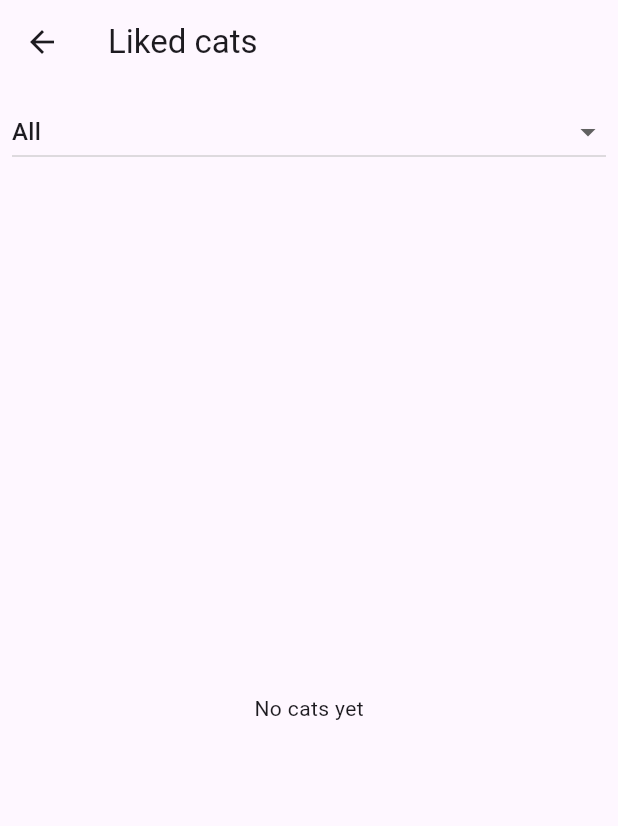
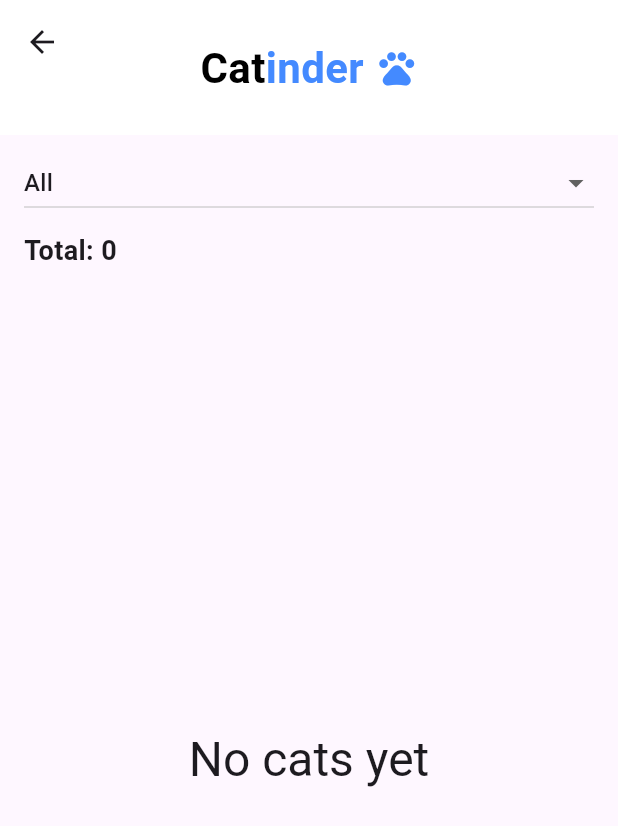
Before and after one commit to badbebrik/Catinder, a Flutter app: the LikedScreen screen opened directly, on a phone screen of 412 x 824 dp. Shown: the top 826 px of the screen. Run offline on Flutter 3.47's test engine with Material 3 defaults, Android fonts, the phone set to English and light mode, and no system bars; our stand-ins replace cached_network_image, flutter_bloc, flutter_dotenv, get_it; network calls fail.

Commit message:
Change liked_screen

```diff
--- a/lib/presentation/screens/liked_screen.dart
+++ b/lib/presentation/screens/liked_screen.dart
@@ -1,5 +1,6 @@
 import 'package:flutter/material.dart';
 import 'package:flutter_bloc/flutter_bloc.dart';
+import 'package:cached_network_image/cached_network_image.dart';
 import '../../../domain/entities/liked_cat.dart';
 import '../cubits/liked_cats_cubit.dart';
 import 'detail_screen.dart';
@@ -12,91 +13,178 @@ class LikedScreen extends StatelessWidget {
     final cubit = context.read<LikedCatsCubit>();
 
     return Scaffold(
-      appBar: AppBar(title: const Text('Liked cats')),
-      body: Column(
-        children: [
-          BlocBuilder<LikedCatsCubit, LikedCatsState>(
-            builder: (_, state) {
-              if (state is! LikedCatsLoaded) return const SizedBox.shrink();
+      body: BlocBuilder<LikedCatsCubit, LikedCatsState>(
+        builder: (context, state) {
+          if (state is LikedCatsLoading) {
+            return const Center(child: CircularProgressIndicator());
+          }
+          if (state is LikedCatsError) {
+            return Center(child: Text(state.message));
+          }
 
-              final breedsMap = <String, String>{};
-              for (final like in state.allCats) {
-                final b = like.cat.breed;
-                if (b != null) breedsMap[b.id] = b.name;
-              }
+          final loaded = state as LikedCatsLoaded;
+          final breedsMap = <String, String>{};
+          for (final like in loaded.allCats) {
+            final b = like.cat.breed;
+            if (b != null) breedsMap[b.id] = b.name;
+          }
 
-              final items = [
-                const DropdownMenuItem<String?>(
-                    value: null, child: Text('All')),
-                ...breedsMap.entries.map((e) => DropdownMenuItem<String?>(
-                  value: e.key,
-                  child: Text(e.value),
-                )),
-              ];
+          return CustomScrollView(
+            slivers: [
+              SliverAppBar(
+                pinned: true,
+                backgroundColor: Colors.white,
+                elevation: 0,
+                centerTitle: true,
+                expandedHeight: 90,
+                flexibleSpace: SafeArea(
+                  child: Center(
+                    child: Row(
+                      mainAxisSize: MainAxisSize.min,
+                      children: const [
+                        Text('Cat',
+                            style: TextStyle(
+                                fontSize: 28,
+                                fontWeight: FontWeight.bold,
+                                color: Colors.black)),
+                        Text('inder',
+                            style: TextStyle(
+                                fontSize: 28,
+                                fontWeight: FontWeight.bold,
+                                color: Colors.blueAccent)),
+                        SizedBox(width: 8),
+                        Icon(Icons.pets, color: Colors.blueAccent, size: 28),
+                      ],
+                    ),
+                  ),
+                ),
+              ),
 
-              return Padding(
-                padding: const EdgeInsets.all(8),
-                child: DropdownButton<String?>(
-                  isExpanded: true,
-                  value: state.selectedBreed,
-                  items: items,
-                  onChanged: cubit.setBreedFilter,
+              SliverToBoxAdapter(
+                child: Padding(
+                  padding:
+                  const EdgeInsets.symmetric(horizontal: 16, vertical: 8),
+                  child: Column(
+                    crossAxisAlignment: CrossAxisAlignment.start,
+                    children: [
+                      DropdownButton<String?>(
+                        value: loaded.selectedBreed,
+                        isExpanded: true,
+                        hint: const Text('Filter by breed'),
+                        items: [
+                          const DropdownMenuItem(
+                              value: null, child: Text('All')),
+                          ...breedsMap.entries.map(
+                                (e) => DropdownMenuItem(
+                              value: e.key,
+                              child: Text(e.value),
+                            ),
+                          ),
+                        ],
+                        onChanged: cubit.setBreedFilter,
+                      ),
+                      const SizedBox(height: 8),
+                      Text(
+                        'Total: ${loaded.cats.length}',
+                        style: const TextStyle(
+                            fontSize: 18, fontWeight: FontWeight.bold),
+                      ),
+                    ],
+                  ),
                 ),
-              );
-            },
-          ),
+              ),
 
-          Expanded(
-            child: BlocBuilder<LikedCatsCubit, LikedCatsState>(
-              builder: (_, state) {
-                if (state is LikedCatsLoading) {
-                  return const Center(child: CircularProgressIndicator());
-                }
-                if (state is LikedCatsError) {
-                  return Center(child: Text(state.message));
-                }
-                if (state is LikedCatsLoaded) {
-                  if (state.cats.isEmpty) {
-                    return const Center(child: Text('No cats yet'));
-                  }
-                  return ListView.builder(
-                    itemCount: state.cats.length,
-                    itemBuilder: (_, i) =>
-                        _LikedTile(liked: state.cats[i]),
-                  );
-                }
-                return const SizedBox.shrink();
-              },
-            ),
-          ),
-        ],
+              loaded.cats.isEmpty
+                  ? SliverFillRemaining(
+                child: Center(
+                  child: Text(
+                    'No cats yet',
+                    style: Theme.of(context).textTheme.headlineLarge,
+                  ),
+                ),
+              )
+                  : SliverList.builder(
+                itemCount: loaded.cats.length,
+                itemBuilder: (_, i) =>
+                    _LikedCard(liked: loaded.cats[i]),
+              ),
+            ],
+          );
+        },
       ),
     );
   }
 }
 
-class _LikedTile extends StatelessWidget {
+class _LikedCard extends StatelessWidget {
   final LikedCat liked;
-  const _LikedTile({required this.liked});
+  const _LikedCard({required this.liked});
 
   @override
   Widget build(BuildContext context) {
     final cubit = context.read<LikedCatsCubit>();
+    final breedName = liked.cat.breed?.name ?? 'Cat';
 
-    return Dismissible(
-      key: ValueKey(liked.cat.id),
-      onDismissed: (_) => cubit.delete(liked.cat.id),
-      background: Container(color: Colors.red),
-      child: ListTile(
-        leading: Image.network(liked.cat.imageUrl,
-            width: 60, height: 60, fit: BoxFit.cover),
-        title: Text(liked.cat.breed?.name ?? 'Cat'),
-        subtitle: Text(
-            'Liked ${liked.likedAt.toLocal().toString().substring(0, 16)}'),
+    return Padding(
+      padding: const EdgeInsets.symmetric(horizontal: 16, vertical: 10),
+      child: GestureDetector(
         onTap: () => Navigator.push(
           context,
-          MaterialPageRoute(
-              builder: (_) => DetailScreen(cat: liked.cat)),
+          MaterialPageRoute(builder: (_) => DetailScreen(cat: liked.cat)),
+        ),
+        child: Card(
+          elevation: 6,
+          shape:
+          RoundedRectangleBorder(borderRadius: BorderRadius.circular(20)),
+          clipBehavior: Clip.antiAlias,
+          child: SizedBox(
+            height: 160,
+            child: Row(
+              children: [
+                CachedNetworkImage(
+                  imageUrl: liked.cat.imageUrl,
+                  width: 160,
+                  height: 160,
+                  fit: BoxFit.cover,
+                  placeholder: (_, __) => Container(
+                    width: 160,
+                    height: 160,
+                    color: Colors.grey[200],
+                    child: const Center(child: CircularProgressIndicator()),
+                  ),
+                  errorWidget: (_, __, ___) => const Icon(Icons.error),
+                ),
+
+                Expanded(
+                  child: Padding(
+                    padding: const EdgeInsets.all(16),
+                    child: Column(
+                      crossAxisAlignment: CrossAxisAlignment.start,
+                      children: [
+                        Text(breedName,
+                            style: const TextStyle(
+                                fontSize: 20, fontWeight: FontWeight.bold)),
+                        const SizedBox(height: 8),
+                        Text(
+                          'Liked ${liked.likedAt.toLocal().toString().substring(0, 16)}',
+                          style: const TextStyle(color: Colors.grey),
+                        ),
+                        const Spacer(),
+                        Align(
+                          alignment: Alignment.bottomRight,
+                          child: IconButton(
+                            icon: const Icon(Icons.delete_outline),
+                            color: Colors.red,
+                            onPressed: () => cubit.delete(liked.cat.id),
+                          ),
+                        ),
+                      ],
+                    ),
+                  ),
+                ),
+              ],
+            ),
+          ),
         ),
       ),
     );
```
